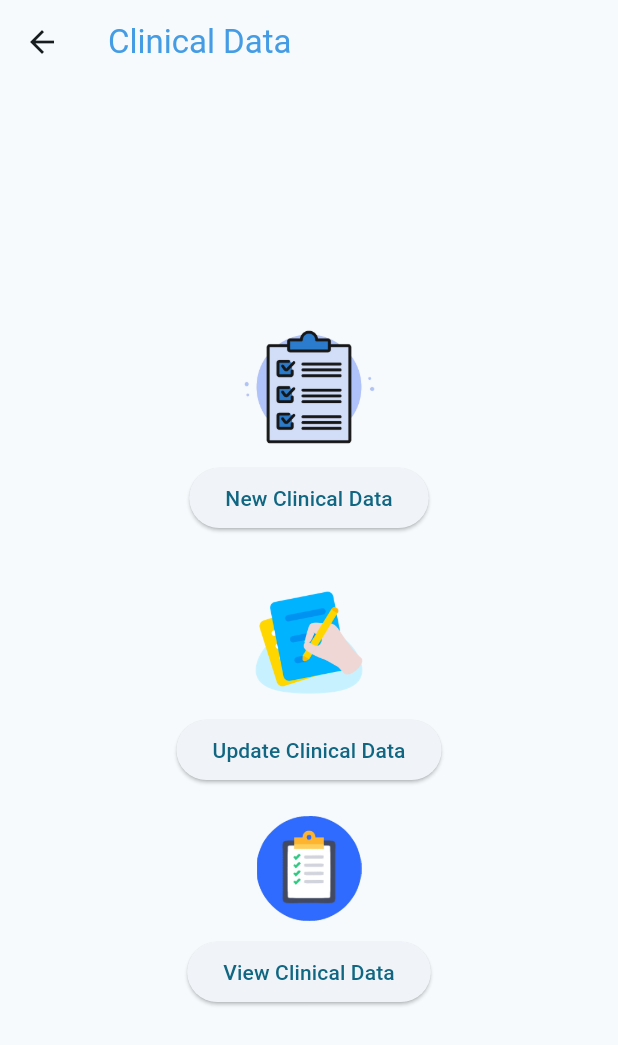
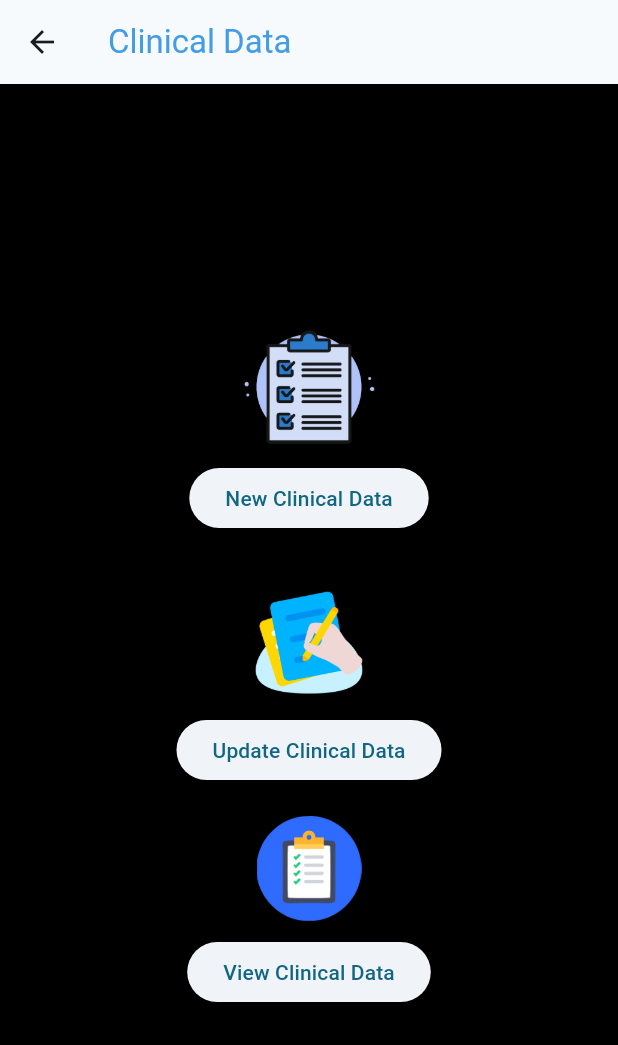
Before and after one commit to ankitgurung17/patient_data_mobile_app_milestone2, a Flutter app: the DashboardScreen screen opened directly, after a tap on "Clinical Data", on a phone screen of 412 x 824 dp. Shown: the top 1045 px of the screen. Run offline on Flutter 3.47's test engine with Material 3 defaults, Android fonts, the phone set to English and light mode, and no system bars; network calls fail.

Commit message:
Some changes in newClinicalDataScreen

```diff
--- a/lib/screens/dashboard.dart
+++ b/lib/screens/dashboard.dart
@@ -22,7 +22,9 @@ class DashboardScreen extends StatelessWidget {
           ),
         ),
       ),
-      body: Center(
+      body: Container(
+        color: Colors.black, // Set background color to black for dark mode
+        child: Center(
           child: Column(
             mainAxisAlignment: MainAxisAlignment.center,
             children: [
@@ -64,6 +66,7 @@ class DashboardScreen extends StatelessWidget {
             ],
           ),
         ),
+      ),
     );
   }
 }
@@ -80,7 +83,9 @@ class PatientRecordScreen extends StatelessWidget {
           style: TextStyle(color: Color.fromARGB(255, 68, 156, 228)),
         ),
       ),
-      body: Center(
+      body: Container(
+        color: Colors.black, // Set background color to black for dark mode
+        child: Center(
           child: Column(
             mainAxisAlignment: MainAxisAlignment.center,
             children: [
@@ -134,6 +139,7 @@ class PatientRecordScreen extends StatelessWidget {
             ],
           ),
         ),
+      ),
     );
   }
 }
@@ -150,7 +156,9 @@ class ClinicalDataScreen extends StatelessWidget {
           style: TextStyle(color: Color.fromARGB(255, 68, 156, 228)),
         ),
       ),
-      body: Center(
+      body: Container(
+        color: Colors.black, // Set background color to black for dark mode
+        child: Center(
           child: Column(
             mainAxisAlignment: MainAxisAlignment.center,
             children: [
@@ -204,6 +212,7 @@ class ClinicalDataScreen extends StatelessWidget {
             ],
           ),
         ),
+      ),
     );
   }
 }
```
Also changed, not shown: lib/screens/newClinicalData.dart (+49 -40 lines). Lines whose indentation alone changed are shown as unchanged.
